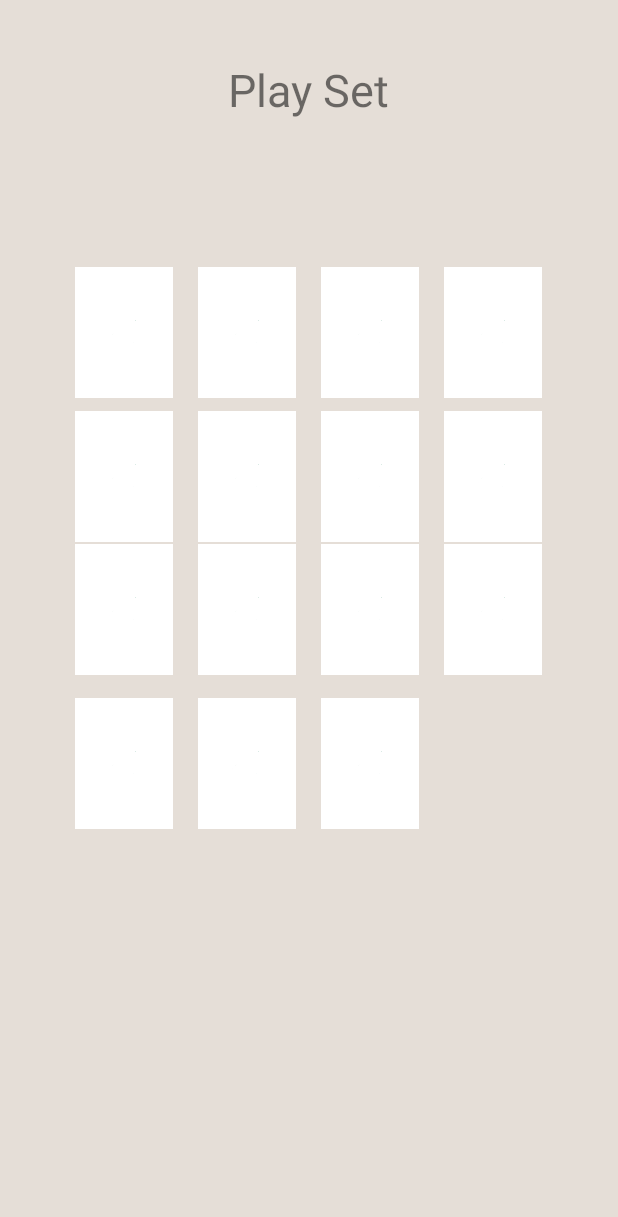
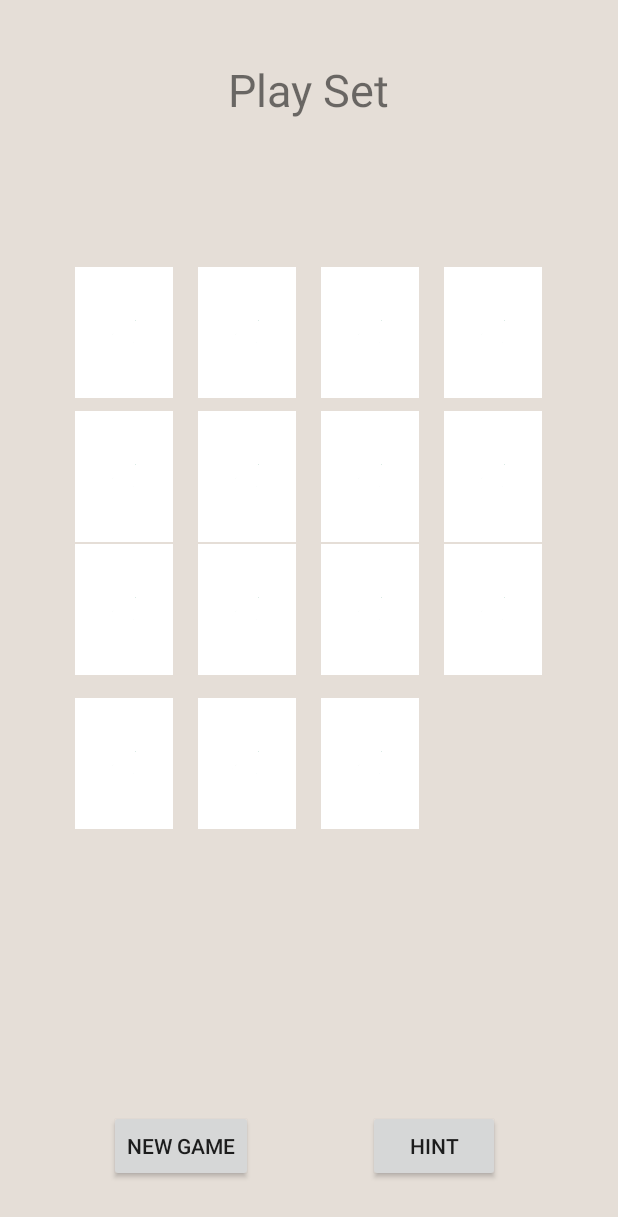
Before and after one commit to allison-silverpine/set, an Android app: the layout activity_main.xml on its own in the app's theme, with its tools: preview values and no code run, on a phone screen of 412 x 824 dp. Shown: the top 1217 px of the screen. Run offline under Robolectric (Android 15) with nearby library versions, the phone set to English and light mode, and no system bars.

Commit message:
Add new game/hint buttons

```diff
--- a/app/build.gradle
+++ b/app/build.gradle
@@ -32,4 +32,6 @@ dependencies {
     testImplementation 'junit:junit:4.12'
     androidTestImplementation 'androidx.test.ext:junit:1.1.0'
     androidTestImplementation 'androidx.test.espresso:espresso-core:3.1.1'
+    implementation 'com.daimajia.easing:library:2.0@aar'
+    implementation 'com.daimajia.androidanimations:library:2.2@aar'
 }
--- a/app/src/main/res/layout/activity_main.xml
+++ b/app/src/main/res/layout/activity_main.xml
@@ -235,8 +235,7 @@
         app:layout_constraintEnd_toEndOf="parent"
         app:layout_constraintHorizontal_bias="0.488"
         app:layout_constraintStart_toStartOf="parent"
-        app:layout_constraintTop_toBottomOf="@+id/card3"
-        app:layout_constraintVertical_bias="0.83" />
+        app:layout_constraintTop_toBottomOf="@+id/card14" />
 
     <androidx.constraintlayout.widget.Guideline
         android:id="@+id/guideline"
@@ -245,5 +244,29 @@
         android:orientation="vertical"
         app:layout_constraintGuide_begin="20dp" />
 
+    <Button
+        android:id="@+id/new_button"
+        android:layout_width="wrap_content"
+        android:layout_height="wrap_content"
+        android:text="New Game"
+        app:layout_constraintBottom_toBottomOf="parent"
+        app:layout_constraintEnd_toEndOf="parent"
+        app:layout_constraintHorizontal_bias="0.229"
+        app:layout_constraintStart_toStartOf="parent"
+        app:layout_constraintTop_toBottomOf="@+id/set_result"
+        app:layout_constraintVertical_bias="0.542" />
+
+    <Button
+        android:id="@+id/hint_button"
+        android:layout_width="wrap_content"
+        android:layout_height="wrap_content"
+        android:text="Hint"
+        app:layout_constraintBottom_toBottomOf="parent"
+        app:layout_constraintEnd_toEndOf="parent"
+        app:layout_constraintHorizontal_bias="0.758"
+        app:layout_constraintStart_toStartOf="parent"
+        app:layout_constraintTop_toBottomOf="@+id/set_result"
+        app:layout_constraintVertical_bias="0.542" />
+
 
 </androidx.constraintlayout.widget.ConstraintLayout>
```
Also changed, not shown: app/src/main/java/com/example/set/MainActivity.kt (+33 -3 lines), app/src/main/java/com/example/set/models/Game.kt (+12 -0 lines), 1 other file.
